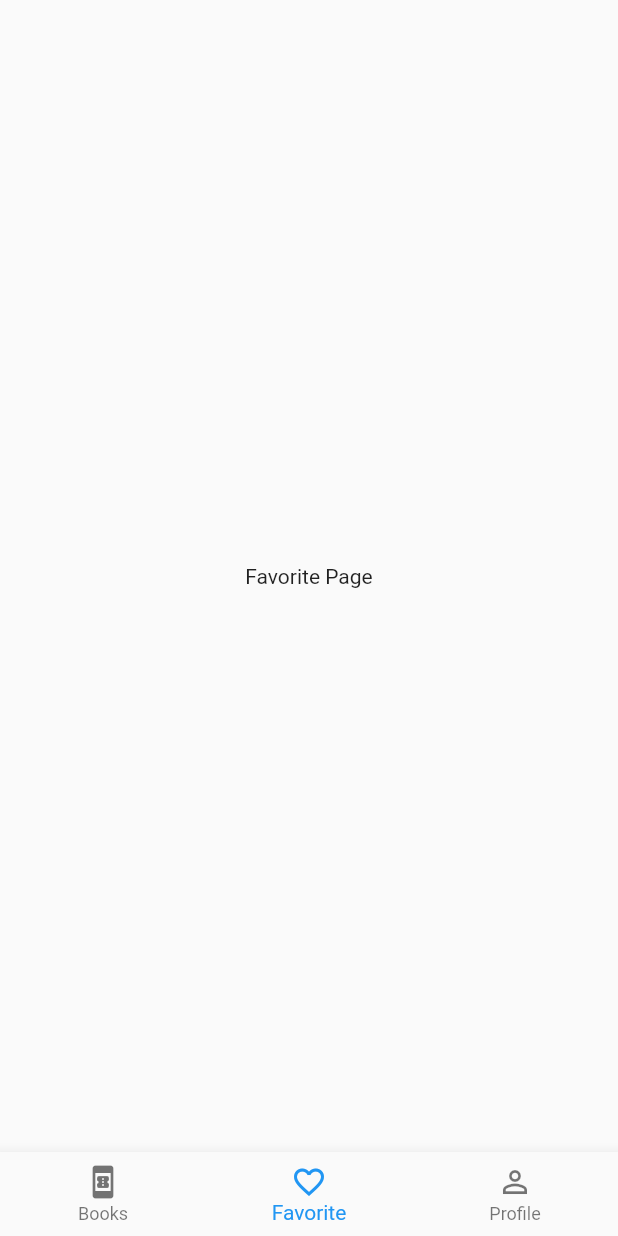
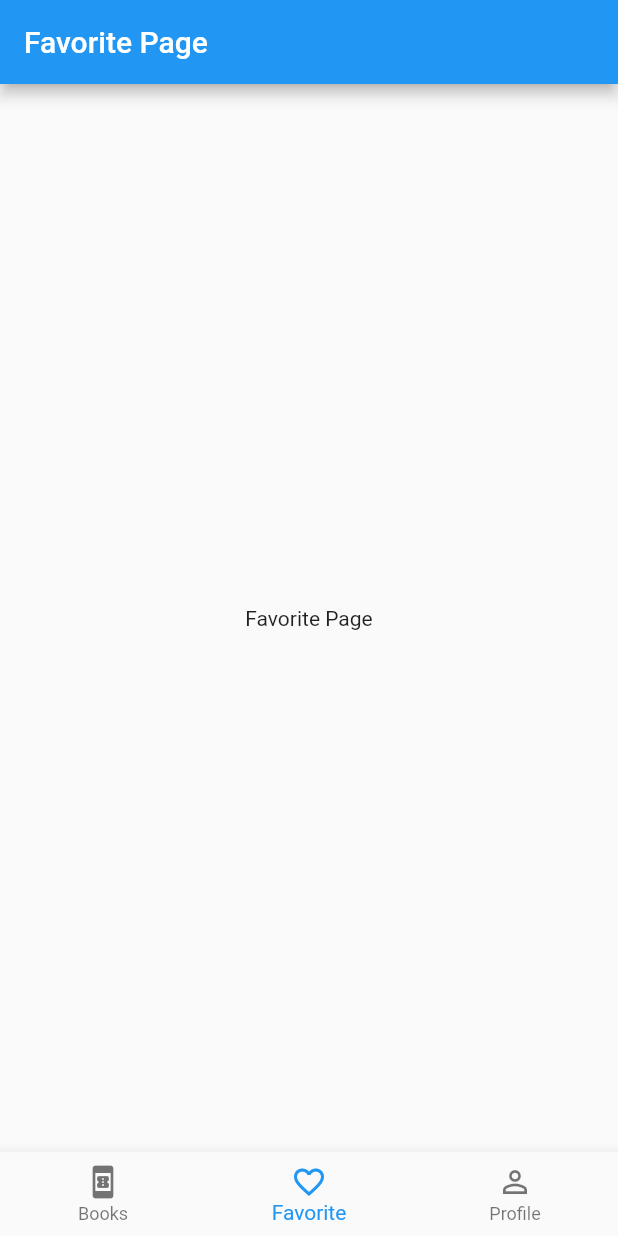
Before and after one commit to PhaHoeun/book_listing, a Flutter app: the screen it shows after launch, item 2 of the bottom bar chosen, on a phone screen of 412 x 824 dp. Run offline on Flutter 3.47's test engine with Material 2 defaults, Android fonts, the phone set to English and light mode, and no system bars; our stand-ins replace auto_route.

Commit message:
update tabbar

```diff
--- a/lib/configure/routes.dart
+++ b/lib/configure/routes.dart
@@ -29,9 +29,7 @@ import 'package:book_listing/page/profile.dart';
               path: 'most-reading',
               name: 'MostReadingRouter',
               transitionsBuilder: TransitionsBuilders.noTransition,
-              children: [
-                CustomRoute(page: MostReading, path: '', name: 'AuthorRouter'),
-              ],
+
             ),
           ],
         ),
@@ -40,7 +38,7 @@ import 'package:book_listing/page/profile.dart';
           name: "FavoriteRouter",
           page: FavoritePage,
         ),
-        // our ProfileRouter has been moved into the children field
+
         AutoRoute(
           path: "profile",
           name: "ProfileRouter",
--- a/lib/page/favorite.dart
+++ b/lib/page/favorite.dart
@@ -5,8 +5,11 @@ class FavoritePage extends StatelessWidget {
 
   @override
   Widget build(BuildContext context) {
-    return const Center(
-      child: Text("Favorite Page")
+    return Scaffold(
+      appBar: AppBar(title:const  Text("Favorite Page")),
+      body: const Center(
+        child: Text("Favorite Page")
+      ),
     );
   }
 }
--- a/lib/page/profile.dart
+++ b/lib/page/profile.dart
@@ -5,8 +5,11 @@ class ProfilePage extends StatelessWidget {
 
   @override
   Widget build(BuildContext context) {
-    return const Center(
-      child: Text("Profile Page"),
+    return Scaffold(
+      appBar: AppBar(title:const  Text("Profile Page")),
+      body: const Center(
+        child: Text("Profile Page"),
+      ),
     );
   }
 }
```
Also changed, not shown: lib/configure/routes.gr.dart.
